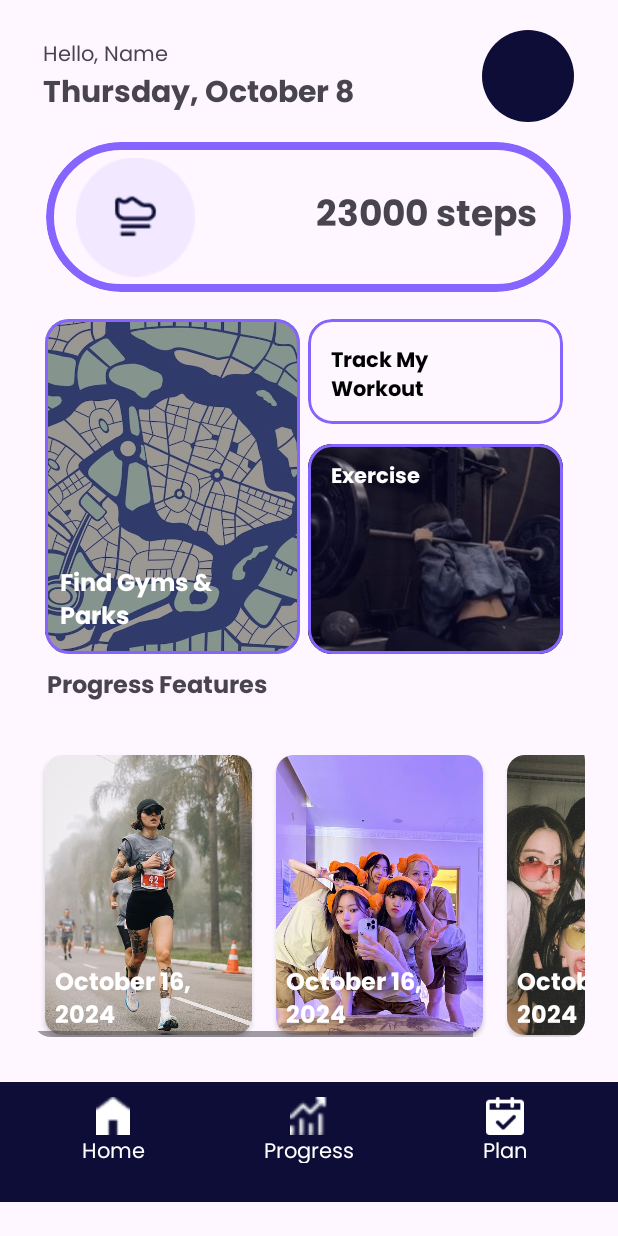
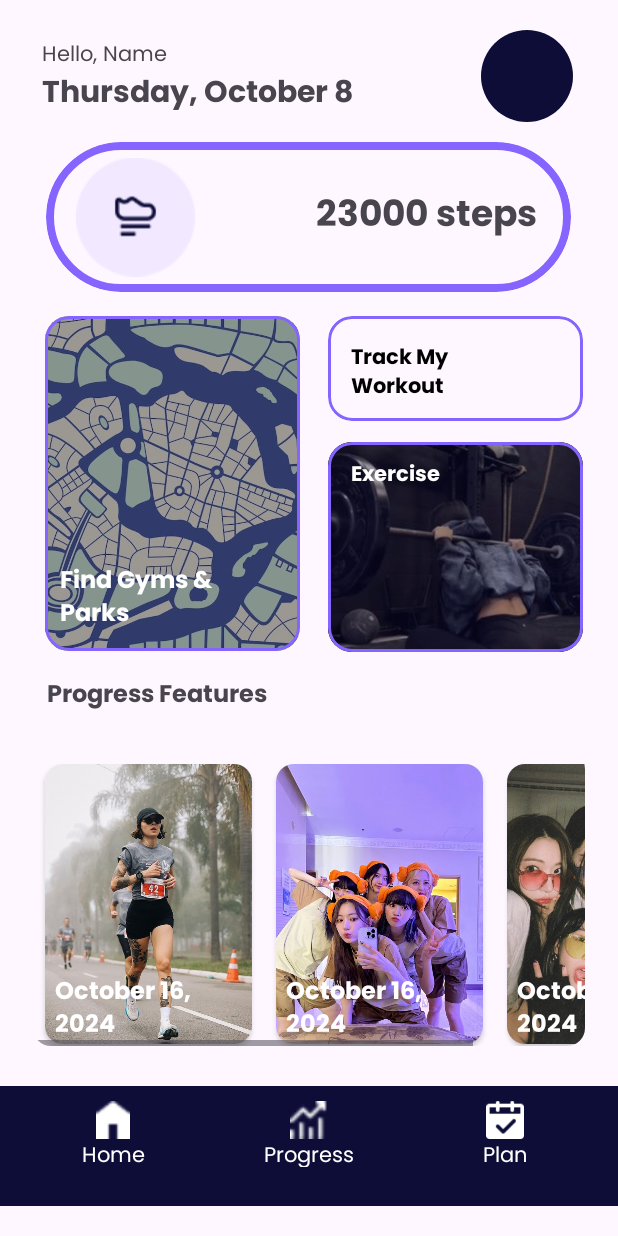
Before and after one commit to casophiaa/FitTrackMobileApp, an Android app: the Dashboard screen opened directly, with no data from a screen before it, on a phone screen of 412 x 824 dp. Run offline under Robolectric (Android 15) with nearby library versions, the phone set to English and light mode, and no system bars.

Commit message:
finished dashboard & connected track and exercise views

```diff
--- a/app/src/main/res/layout/activity_dashboard.xml
+++ b/app/src/main/res/layout/activity_dashboard.xml
@@ -8,13 +8,14 @@
     tools:context=".Dashboard">
 
     <!--    icon-->
+
     <LinearLayout
         android:id="@+id/header"
         android:layout_width="356dp"
         android:layout_height="61dp"
-        android:layout_marginStart="28dp"
+        android:layout_marginStart="30dp"
         android:layout_marginTop="20dp"
-        android:layout_marginEnd="27dp"
+        android:layout_marginEnd="30dp"
         android:orientation="horizontal"
         app:layout_constraintEnd_toEndOf="parent"
         app:layout_constraintStart_toStartOf="parent"
@@ -87,45 +88,15 @@
 
 
     <com.google.android.material.card.MaterialCardView
-        android:id="@+id/trackWorkout"
+        android:id="@+id/findMaps"
         android:layout_width="170dp"
-        android:layout_height="70dp"
-        android:layout_marginTop="18dp"
-        android:layout_marginEnd="31dp"
-        android:clickable="true"
-        android:focusable="true"
-        android:onClick="trackMyWorkout"
+        android:layout_height="223dp"
+        android:layout_marginStart="19dp"
+        android:layout_marginTop="16dp"
         app:cardBackgroundColor="@android:color/transparent"
         app:cardCornerRadius="16dp"
         app:layout_constraintEnd_toEndOf="parent"
-        app:layout_constraintStart_toEndOf="@+id/findMaps"
-        app:layout_constraintTop_toBottomOf="@+id/stepsCount"
-        app:strokeColor="#8664FF"
-        app:strokeWidth="2dp">
-
-        <TextView
-            android:id="@+id/textView"
-            android:layout_width="97dp"
-            android:layout_height="match_parent"
-            android:layout_marginLeft="5dp"
-            android:fontFamily="@font/poppins_bold"
-            android:gravity="bottom"
-            android:padding="10dp"
-            android:text="Track My Workout"
-            android:textColor="#000000"
-            android:textSize="14sp" />
-
-    </com.google.android.material.card.MaterialCardView>
-
-
-    <com.google.android.material.card.MaterialCardView
-        android:id="@+id/findMaps"
-        android:layout_width="170dp"
-        android:layout_height="223dp"
-        android:layout_marginStart="30dp"
-        android:layout_marginTop="18dp"
-        app:cardBackgroundColor="@android:color/transparent"
-        app:cardCornerRadius="16dp"
+        app:layout_constraintHorizontal_bias="0.049"
         app:layout_constraintStart_toStartOf="parent"
         app:layout_constraintTop_toBottomOf="@+id/stepsCount"
         app:strokeColor="#8664FF"
@@ -139,6 +110,7 @@
             android:src="@drawable/d" />
 
         <!-- Purple low opacity -->
+
         <View
             android:layout_width="match_parent"
             android:layout_height="match_parent"
@@ -158,23 +130,63 @@
 
     </com.google.android.material.card.MaterialCardView>
 
+
+    <!-- LinearLayout containing trackWorkout and exerciseCard -->
+    <LinearLayout
+        android:id="@+id/trackExerciseContainer"
+        android:layout_width="365dp"
+        android:layout_height="228dp"
+        android:layout_marginStart="31dp"
+        android:layout_marginTop="16dp"
+        android:layout_marginEnd="31dp"
+        android:gravity="right"
+        android:orientation="vertical"
+        app:layout_constraintEnd_toEndOf="parent"
+        app:layout_constraintStart_toStartOf="parent"
+        app:layout_constraintTop_toBottomOf="@+id/stepsCount">
+
+
+
+        <!-- trackWorkout CardView -->
+        <com.google.android.material.card.MaterialCardView
+            android:id="@+id/trackWorkout"
+            android:layout_width="170dp"
+            android:layout_height="70dp"
+            android:layout_marginBottom="14dp"
+            android:clickable="true"
+            android:focusable="true"
+            android:onClick="trackMyWorkout"
+            app:cardBackgroundColor="@android:color/transparent"
+            app:cardCornerRadius="16dp"
+            app:strokeColor="#8664FF"
+            app:strokeWidth="2dp">
+
+            <TextView
+                android:id="@+id/textView"
+                android:layout_width="97dp"
+                android:layout_height="match_parent"
+                android:layout_marginLeft="5dp"
+                android:fontFamily="@font/poppins_bold"
+                android:gravity="bottom"
+                android:padding="10dp"
+                android:text="Track My Workout"
+                android:textColor="#000000"
+                android:textSize="14sp" />
+
+        </com.google.android.material.card.MaterialCardView>
+
+        <!-- exerciseCard CardView -->
         <com.google.android.material.card.MaterialCardView
             android:id="@+id/exerciseCard"
             android:layout_width="170dp"
             android:layout_height="140dp"
-        android:layout_marginTop="13dp"
-        android:layout_marginEnd="31dp"
             android:clickable="true"
             android:focusable="true"
             android:onClick="exerciseWithMe"
             app:cardBackgroundColor="@android:color/transparent"
             app:cardCornerRadius="16dp"
-        app:layout_constraintEnd_toEndOf="parent"
-        app:layout_constraintStart_toEndOf="@+id/findMaps"
-        app:layout_constraintTop_toBottomOf="@+id/trackWorkout"
             app:strokeColor="#8664FF"
             app:strokeWidth="2dp">
-
 
             <ImageView
                 android:layout_width="match_parent"
@@ -201,6 +213,8 @@
                 android:textSize="14sp" />
 
         </com.google.android.material.card.MaterialCardView>
+
+    </LinearLayout>
 
     <com.google.android.material.bottomnavigation.BottomNavigationView
         android:id="@+id/bottomNavigationView"
@@ -300,7 +314,7 @@
         android:layout_width="wrap_content"
         android:layout_height="wrap_content"
         android:layout_marginStart="31dp"
-        android:layout_marginTop="8dp"
+        android:layout_marginTop="16dp"
         android:layout_marginEnd="232dp"
         android:fontFamily="@font/poppins_bold"
         android:text="Progress Features"
```
Lines whose indentation alone changed are shown as unchanged.
